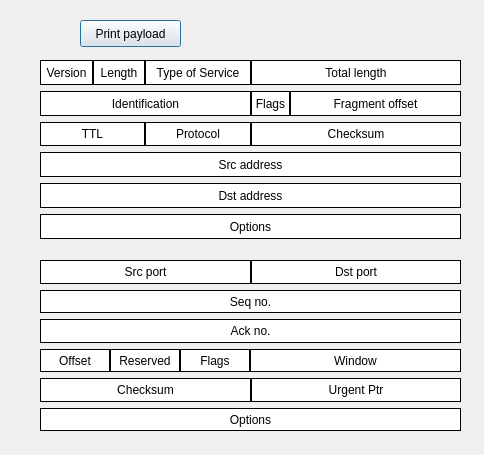
Above: packetinfodialog.ui from AONunan/FinalYearProject before the change. Below: the same form after it.
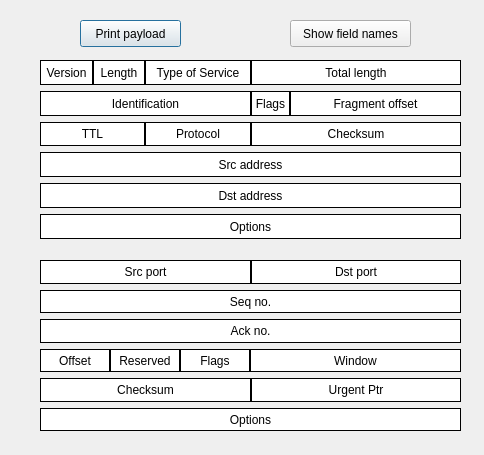
That is the form after the change.

Commit message: Implemented switching between header display names and header details

```diff
--- a/packetinfodialog.ui
+++ b/packetinfodialog.ui
@@ -482,6 +482,19 @@
     </item>
    </layout>
   </widget>
+  <widget class="QPushButton" name="pushButton_change_view">
+   <property name="geometry">
+    <rect>
+     <x>290</x>
+     <y>20</y>
+     <width>121</width>
+     <height>27</height>
+    </rect>
+   </property>
+   <property name="text">
+    <string>Show field names</string>
+   </property>
+  </widget>
  </widget>
  <resources/>
  <connections/>
```
The commit also changes 2 other files.
